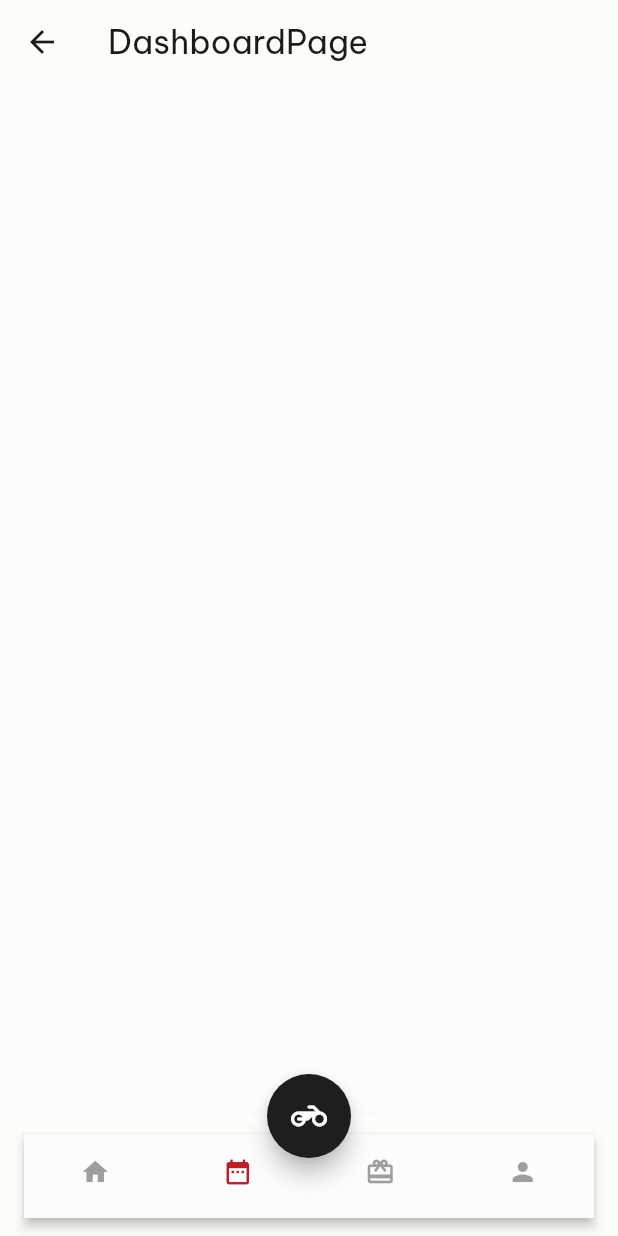
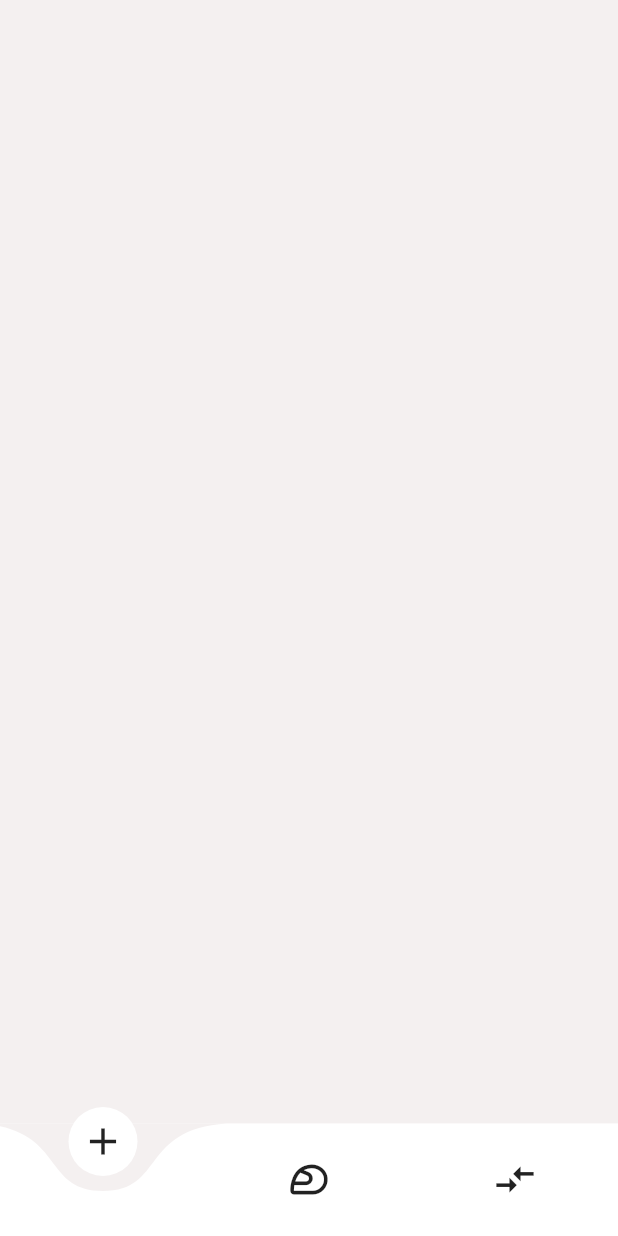
Before and after one commit to lucashenriqueslima/locavibe_renter_app, a Flutter app: the DashboardPage screen opened by its route, on a phone screen of 412 x 824 dp. Run offline on Flutter 3.47's test engine with Material 3 defaults, Android fonts, the phone set to English and light mode, and no system bars; drawn by our look-alikes of curved_navigation_bar; our stand-ins replace dio, flutter_svg, get, google_fonts, mask_text_input_formatter.

Commit message:
Adicionado bottom navigation bar na página de dashboard

```diff
--- a/lib/src/presentation/pages/dashboard/dashboard_page.dart
+++ b/lib/src/presentation/pages/dashboard/dashboard_page.dart
@@ -1,5 +1,5 @@
+import 'package:curved_navigation_bar/curved_navigation_bar.dart';
 import 'package:flutter/material.dart';
-import 'package:flutter/widgets.dart';
 import 'package:get/get.dart';
 import 'package:locavibe_renter_app/src/presentation/pages/dashboard/dashboard_controller.dart';
 import 'package:locavibe_renter_app/src/presentation/utils/app_colors.dart';
@@ -10,59 +10,17 @@ class DashboardPage extends GetView<DashboardController> {
   @override
   Widget build(BuildContext context) {
     return Scaffold(
-      appBar: AppBar(title: const Text('DashboardPage')),
-      floatingActionButtonLocation:
-          FloatingActionButtonLocation.miniCenterDocked,
-      floatingActionButton: Padding(
-        padding: const EdgeInsets.all(6.0),
-        child: FloatingActionButton(
-          backgroundColor: AppColors.secondary,
-          shape: const CircleBorder(),
-          child: const Icon(
-            Icons.motorcycle_rounded,
-            color: Colors.white,
-          ),
-          onPressed: () {
-            // WAQrScannerScreen().launch(context);
-          },
-        ),
-      ),
-      bottomNavigationBar: BottomAppBar(
-        shape: const CircularNotchedRectangle(),
-        // clipBehavior: Clip.antiAlias,
-        child: BottomNavigationBar(
-          // backgroundColor: AppColors.scaffoldBackground,
-          currentIndex: 1,
-          onTap: (index) {},
-          type: BottomNavigationBarType.fixed,
-          selectedItemColor: AppColors.third,
-          unselectedItemColor: Colors.grey,
-          showSelectedLabels: false,
-          showUnselectedLabels: false,
-          iconSize: 20,
-          useLegacyColorScheme: false,
-          backgroundColor: AppColors.scaffoldBackground,
-          elevation: 3,
-
-          items: const <BottomNavigationBarItem>[
-            BottomNavigationBarItem(
-              icon: Icon(Icons.home),
-              label: 'Home',
-            ),
-            BottomNavigationBarItem(
-              icon: Icon(Icons.date_range),
-              label: 'Statistics',
-            ),
-            BottomNavigationBarItem(
-              icon: Icon(Icons.wallet_giftcard),
-              label: 'Wallet',
-            ),
-            BottomNavigationBarItem(
-              icon: Icon(Icons.person),
-              label: 'Profile',
-            ),
-          ],
-        ),
+      bottomNavigationBar: CurvedNavigationBar(
+        backgroundColor: AppColors.scaffoldBackground,
+        color: AppColors.white,
+        items: const <Widget>[
+          Icon(Icons.add, size: 30),
+          Icon(Icons.sports_motorsports_outlined, size: 30),
+          Icon(Icons.compare_arrows, size: 30),
+        ],
+        onTap: (index) {
+          // controller.changePage(index);
+        },
       ),
       body: SafeArea(
         child: Container(
--- a/lib/src/presentation/pages/splash/splash_controller.dart
+++ b/lib/src/presentation/pages/splash/splash_controller.dart
@@ -5,7 +5,7 @@ class SplashController extends GetxController {
   @override
   void onReady() {
     super.onReady();
-    Future.delayed(const Duration(seconds: 2), () {
+    Future.delayed(const Duration(seconds: 1), () {
       Get.offNamed(Routes.login);
     });
   }
--- a/lib/src/presentation/utils/app_colors.dart
+++ b/lib/src/presentation/utils/app_colors.dart
@@ -5,14 +5,16 @@ class AppColors {
 
   static const primary = Color(0xFFFFD11C);
   static const primaryLightVariant = Color(0xFFFFE44D);
-  static const primaryDarkVariant = Color(0xFFC7C411);
+  static const primaryDarkVariant = Color(0xFFEECA06);
   static const secondary = Color(0xFF1E1E1E);
   static const third = Color(0xFFBA202A);
-  static const scaffoldBackground = Color(0xFFFDFBFB);
+  static const scaffoldBackground = Color(0xFFF4F0F0);
+  static const surface = Color(0xFFFFFFFF);
   static const primaryText = Color(0xFF1E1E1E);
   static const secondaryText = Color(0xFF6E6E6E);
   static const divider = Color(0x9ED5D3D3);
   static const white = Color(0xFFFFFFFF);
   static const black = Color(0xFF141313);
   static const gray = Color(0xFF6E6E6E);
+  static const grayLight = Color(0xFFD5D3D3);
 }
--- a/pubspec.yaml
+++ b/pubspec.yaml
@@ -42,6 +42,7 @@ dependencies:
   intl: ^0.19.0
   mask_text_input_formatter: ^2.9.0
   flutter_svg: ^2.0.10+1
+  curved_navigation_bar: ^1.0.3
 
 dev_dependencies:
   flutter_test:
```
Also changed, not shown: lib/main.dart (+8 -14 lines), lib/src/presentation/pages/login/login_page.dart (+20 -23 lines), pubspec.lock.
